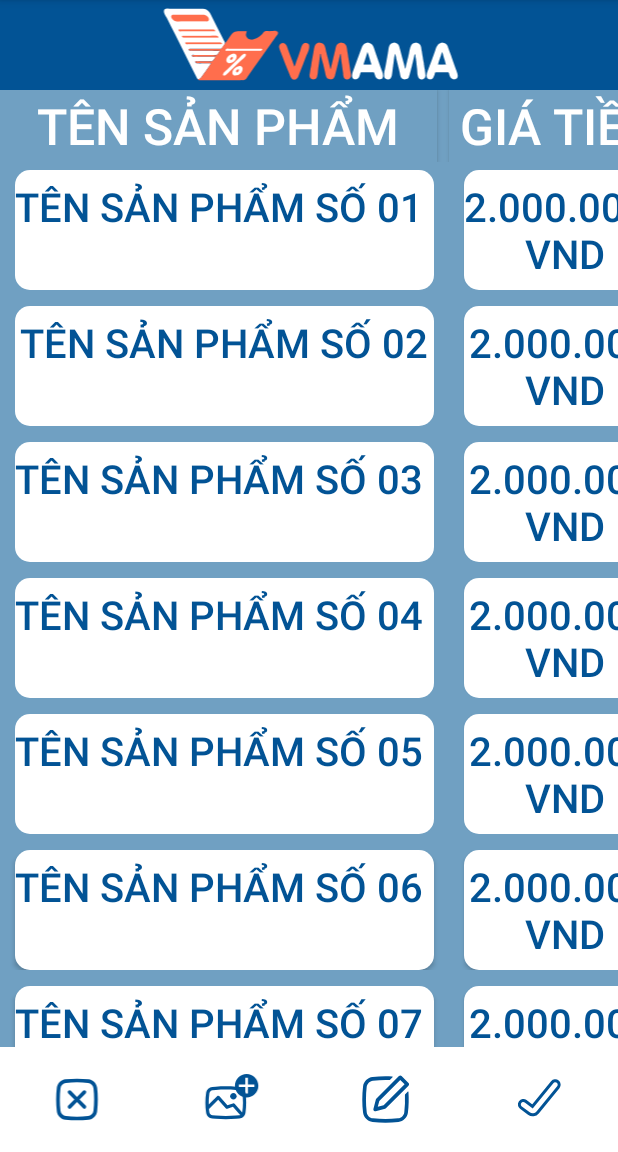
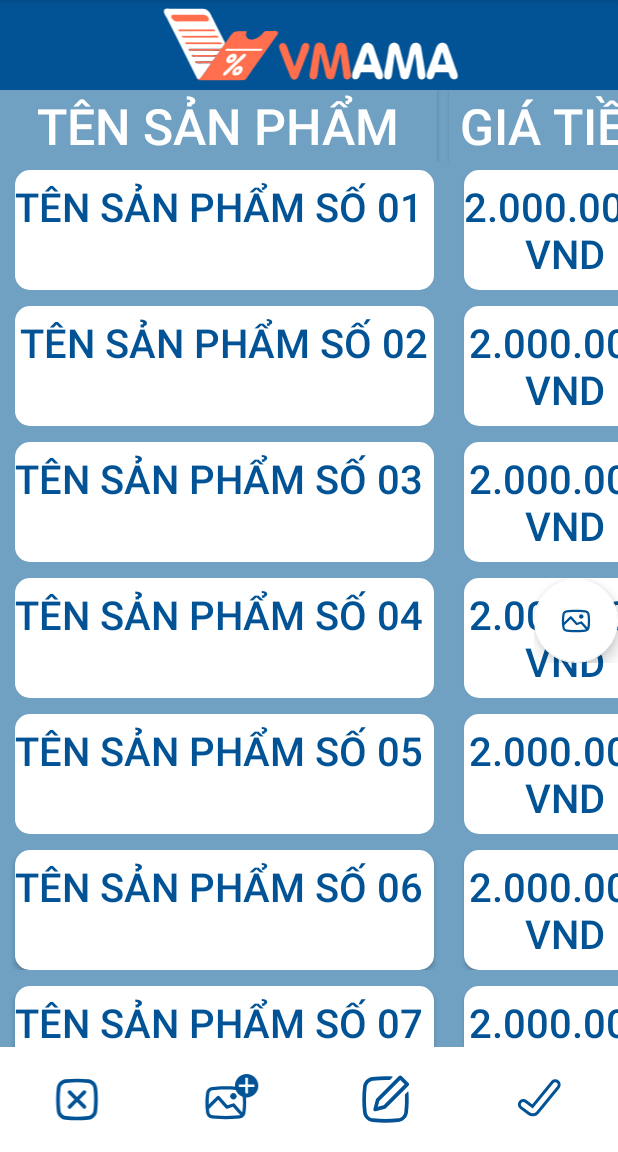
Before and after one commit to nth-joda/FITUS-Kotlint-Vmama-Android, an Android app: the VoucherScreen screen opened directly, with no data from a screen before it, on a phone screen of 412 x 824 dp, the part 84-1236 px from its top. Run offline under Robolectric (Android 15) with nearby library versions, the phone set to English and light mode, and no system bars.

Commit message:
Create Fab

```diff
--- a/app/build.gradle
+++ b/app/build.gradle
@@ -62,4 +62,9 @@ dependencies {
 
     implementation "com.theartofdev.edmodo:android-image-cropper:2.8.0"
     implementation "com.squareup.picasso:picasso:2.5.2"
+
+    implementation 'com.android.support:appcompat-v7:28.0.0'
+    implementation 'com.android.support.constraint:constraint-layout:1.0.2'
+    implementation 'com.android.support:design:28.0.0'
+    implementation 'com.android.support:recyclerview-v7:28.0.0'
 }
--- /dev/null
+++ b/app/src/main/res/drawable/ic_image.xml
@@ -0,0 +1,13 @@
+<vector xmlns:android="http://schemas.android.com/apk/res/android"
+    android:width="70dp"
+    android:height="70dp"
+    android:viewportWidth="35"
+    android:viewportHeight="35">
+    <path
+        android:fillColor="#025395"
+        android:pathData="M20.417,13.125C20.417,11.917 21.396,10.937 22.604,10.937C23.812,10.937 24.792,11.917 24.792,13.125C24.792,14.333 23.812,15.312 22.604,15.312C21.396,15.312 20.417,14.333 20.417,13.125Z" />
+    <path
+        android:fillColor="#025395"
+        android:fillType="evenOdd"
+        android:pathData="M10.598,6.794C15.191,6.394 19.809,6.394 24.401,6.794L26.604,6.985C28.711,7.168 30.418,8.772 30.733,10.864C31.395,15.263 31.395,19.737 30.733,24.136C30.418,26.228 28.711,27.831 26.604,28.015L24.401,28.206C19.809,28.605 15.191,28.605 10.598,28.206L8.396,28.015C6.288,27.831 4.581,26.228 4.267,24.136C3.605,19.737 3.605,15.263 4.267,10.864C4.581,8.772 6.288,7.168 8.396,6.985L10.598,6.794ZM24.212,8.973C19.746,8.585 15.254,8.585 10.788,8.973L8.585,9.164C7.485,9.26 6.594,10.097 6.43,11.189C6.054,13.686 5.903,16.209 5.976,18.727L11.622,13.081C11.835,12.868 12.127,12.752 12.428,12.761C12.729,12.77 13.013,12.902 13.213,13.127L18.567,19.151L22.258,17.92C22.671,17.783 23.126,17.903 23.417,18.226L28.549,23.929C28.557,23.89 28.564,23.85 28.57,23.811C29.199,19.627 29.199,15.373 28.57,11.189C28.406,10.097 27.514,9.26 26.414,9.164L24.212,8.973ZM27.154,25.649L22.27,20.222L18.575,21.454C18.16,21.593 17.702,21.47 17.412,21.143L12.349,15.448L6.16,21.636C6.231,22.363 6.321,23.088 6.43,23.811C6.594,24.903 7.485,25.74 8.585,25.835L10.788,26.027C15.254,26.415 19.746,26.415 24.212,26.027L26.414,25.835C26.675,25.813 26.924,25.748 27.154,25.649Z" />
+</vector>
--- a/app/src/main/res/layout/activity_main.xml
+++ b/app/src/main/res/layout/activity_main.xml
@@ -31,4 +31,5 @@
         android:layout_marginBottom="16dp"
         app:srcCompat="@android:drawable/ic_dialog_email" />
 
+
 </androidx.coordinatorlayout.widget.CoordinatorLayout>
--- a/app/src/main/res/layout/activity_voucher_screen.xml
+++ b/app/src/main/res/layout/activity_voucher_screen.xml
@@ -2,6 +2,7 @@
 <LinearLayout xmlns:android="http://schemas.android.com/apk/res/android"
 
     xmlns:tools="http://schemas.android.com/tools"
+    xmlns:app="http://schemas.android.com/apk/res-auto"
     android:layout_width="match_parent"
     android:layout_height="match_parent"
     android:orientation="vertical"
@@ -25,7 +26,6 @@
         android:layout_width="match_parent"
         android:layout_height="match_parent"
         android:background="@drawable/main_screen_lightblue_container1">
-
 
         <TableLayout
             android:layout_width="wrap_content"
@@ -303,6 +303,7 @@
         </TableLayout>
 
 
+
         <FrameLayout
             android:layout_width="match_parent"
             android:layout_height="70dp"
@@ -393,8 +394,29 @@
             </LinearLayout>
         </FrameLayout>
 
+        <LinearLayout
+            android:layout_width="wrap_content"
+            android:layout_height="wrap_content"
+            android:orientation="horizontal"
+            android:layout_gravity="end|center">
 
+            <com.google.android.material.floatingactionbutton.FloatingActionButton
+                android:id="@+id/fab_img"
+                android:layout_width="match_parent"
+                android:layout_height="match_parent"
+                android:src="@drawable/ic_image"
+                app:backgroundTint="@color/white"
+                app:tint="@color/fitus_dark_blue"
+                />
+
+        </LinearLayout>
     </FrameLayout>
+
+    <Button
+        android:id="@+id/button"
+        android:layout_width="match_parent"
+        android:layout_height="wrap_content"
+        android:text="Button" />
 
 
 </LinearLayout>
```
Also changed, not shown: app/src/main/res/drawable/shape_appearance_overlay_extended.xml (added, +12 -0 lines).
